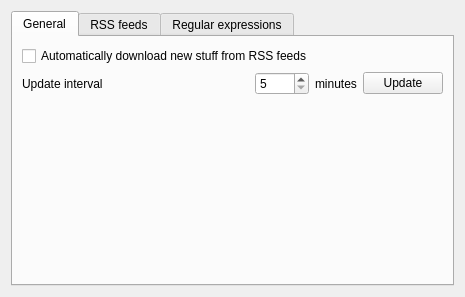
The window that src/rss/SettingsRssForm.ui (LubosD/fatrat) describes before a commit, drawn with Qt 5.
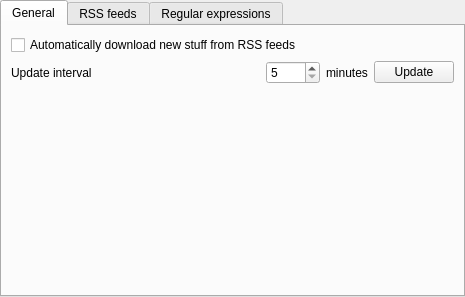
The same window after the commit.

Commit message: Removed padding from the RSS settings page

Patch:
```diff
--- a/src/rss/SettingsRssForm.ui
+++ b/src/rss/SettingsRssForm.ui
@@ -13,6 +13,12 @@
    <string>RSS</string>
   </property>
   <layout class="QGridLayout" name="gridLayout_4" >
+   <property name="margin" >
+    <number>0</number>
+   </property>
+   <property name="spacing" >
+    <number>0</number>
+   </property>
    <item row="0" column="0" >
     <widget class="QTabWidget" name="tabWidget" >
      <property name="currentIndex" >
```
